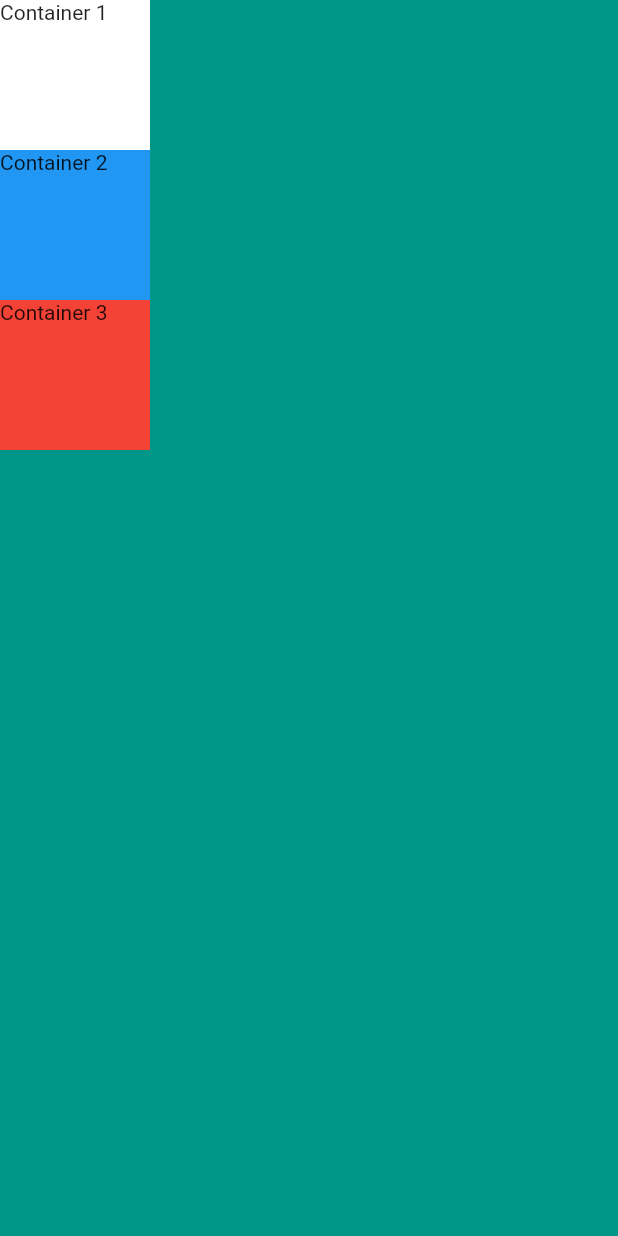
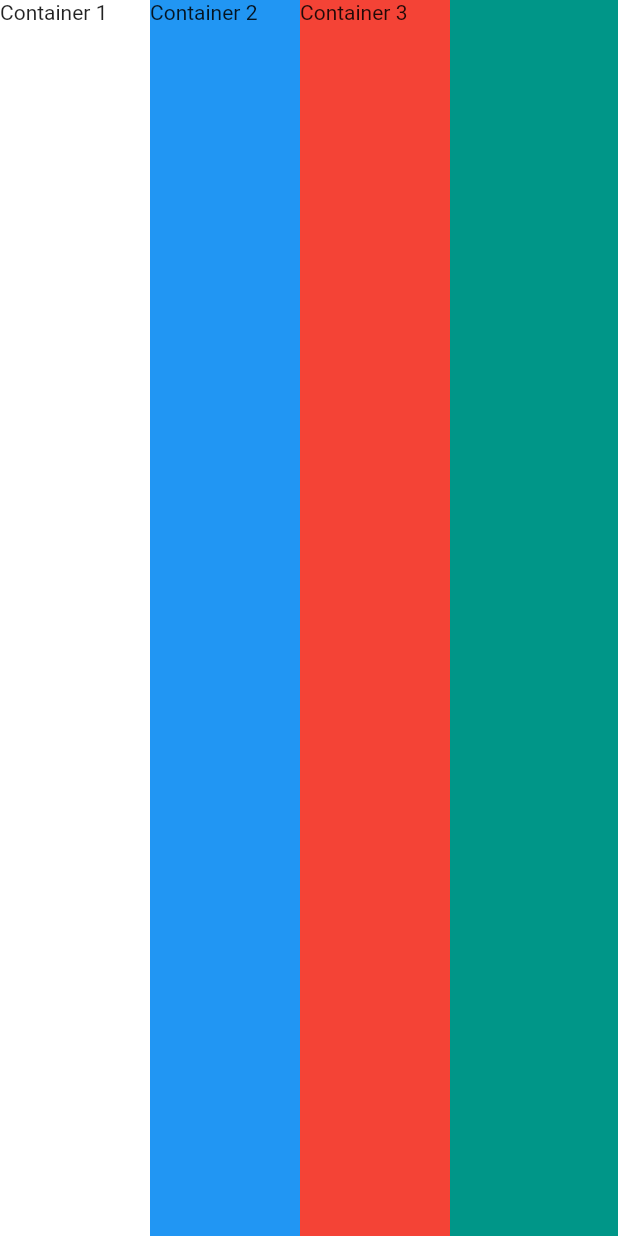
Before and after one commit to RNgugi/Mi-Card, a Flutter app: the screen it shows after launch, on a phone screen of 412 x 824 dp. Run offline on Flutter 3.47's test engine with Material 2 defaults, Android fonts, the phone set to English and light mode, and no system bars.

Commit message:
2nd Flutter App more changes

```diff
--- a/lib/main.dart
+++ b/lib/main.dart
@@ -11,8 +11,8 @@ class MyApp extends StatelessWidget {
       home: Scaffold(
         backgroundColor: Colors.teal,
         body: SafeArea(
-          child: Column(
-            crossAxisAlignment: CrossAxisAlignment.end,
+          child: Row(
+            crossAxisAlignment: CrossAxisAlignment.stretch,
             children: <Widget>[
               Container(
                 height: 100.0,
```
